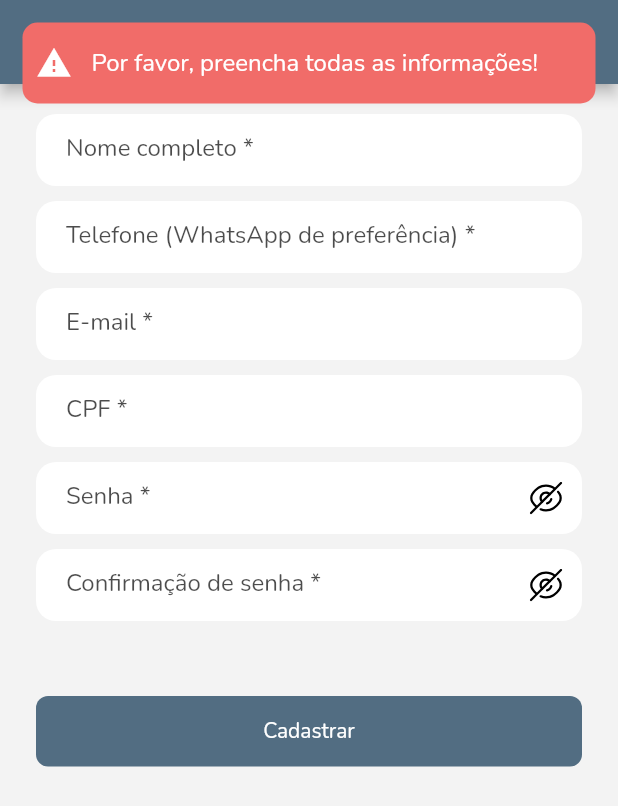
After one commit to danielcbdev/paintball-app, a Flutter app: the RegisterScreen screen opened directly, after a tap on "Cadastrar", on a phone screen of 412 x 824 dp. The commit adds this screen. Shown: the top 806 px of the screen. Run offline on Flutter 3.47's test engine with Material 2 defaults, Android fonts, the phone set to English and light mode, and no system bars; drawn by our look-alikes of another_flushbar, auto_size_text; our stand-ins replace brasil_fields, cloud_firestore, equatable, firebase_auth, firebase_core, firebase_messaging and 8 more; accounts and stored records are empty.

Commit message:
ajustes finais

```diff
--- a/lib/bloc/auth/auth_event.dart
+++ b/lib/bloc/auth/auth_event.dart
@@ -12,6 +12,19 @@ class LoginEvent extends AuthEvent {
   LoginEvent({required this.email, required this.password,});
 }
 
+class RegisterUserEvent extends AuthEvent {
+  final String name;
+  final String phone;
+  final String cpf;
+  final String email;
+  final String password;
+
+  @override
+  List<Object?> get props => [];
+
+  RegisterUserEvent({required this.name, required this.phone, required this.cpf, required this.email, required this.password,});
+}
+
 class LogoutEvent extends AuthEvent {
   @override
   List<Object?> get props => [];
--- a/lib/bloc/auth/auth_state.dart
+++ b/lib/bloc/auth/auth_state.dart
@@ -22,6 +22,11 @@ class DoneLogoutState extends AuthState {
   List<Object?> get props => [];
 }
 
+class DoneRegisterUserState extends AuthState {
+  @override
+  List<Object?> get props => [];
+}
+
 class ErrorAuthState extends AuthState {
   final String message;
 
--- a/lib/screens/home/main.dart
+++ b/lib/screens/home/main.dart
@@ -25,10 +25,12 @@ class HomeScreen extends StatefulWidget {
 class _HomeScreenState extends State<HomeScreen> {
 
   bool _isUserAdmin = false;
+  // late final PushNotifications _pushNotifications = PushNotifications.instance;
 
   @override
   void initState() {
     super.initState();
+    // _pushNotifications.context = context;
     BlocProvider.of<UserBloc>(context).add(GetCurrentUserEvent());
   }
 
--- a/lib/screens/login/main.dart
+++ b/lib/screens/login/main.dart
@@ -5,6 +5,7 @@ import 'package:picospaintballzone/bloc/auth/auth_bloc.dart';
 import 'package:picospaintballzone/bloc/auth/auth_event.dart';
 import 'package:picospaintballzone/bloc/auth/auth_state.dart';
 import 'package:picospaintballzone/screens/home/main.dart';
+import 'package:picospaintballzone/screens/register/main.dart';
 import 'package:picospaintballzone/shared/constants/assets_constants.dart';
 import 'package:picospaintballzone/shared/theme/colors.dart';
 import 'package:picospaintballzone/shared/utils/utils.dart';
@@ -215,7 +216,7 @@ class _LoginScreenState extends State<LoginScreen> {
                         height: 20,
                       ),
                       InkWell(
-                        // onTap: () => Navigator.push(context, MaterialPageRoute(builder: (context) => const RegisterScreen())),
+                        onTap: () => Navigator.push(context, MaterialPageRoute(builder: (context) => const RegisterScreen())),
                         child: RichText(
                           text: const TextSpan(
                             text: 'É novo por aqui? ',
--- /dev/null
+++ b/lib/screens/register/main.dart
@@ -0,0 +1,158 @@
+import 'package:auto_size_text/auto_size_text.dart';
+import 'package:flutter/material.dart';
+import 'package:flutter_bloc/flutter_bloc.dart';
+import 'package:picospaintballzone/bloc/auth/auth_bloc.dart';
+import 'package:picospaintballzone/bloc/auth/auth_event.dart';
+import 'package:picospaintballzone/bloc/auth/auth_state.dart';
+import 'package:picospaintballzone/screens/home/main.dart';
+import 'package:picospaintballzone/shared/theme/colors.dart';
+import 'package:picospaintballzone/shared/utils/utils.dart';
+import 'package:picospaintballzone/shared/widgets/primary_button.dart';
+import 'package:picospaintballzone/shared/widgets/primary_textfield.dart';
+
+class RegisterScreen extends StatefulWidget {
+  const RegisterScreen({Key? key}) : super(key: key);
+
+  @override
+  State<RegisterScreen> createState() => _RegisterScreenState();
+}
+
+class _RegisterScreenState extends State<RegisterScreen> {
+
+  final _controllerName = TextEditingController();
+  final _controllerPhone = TextEditingController();
+  final _controllerEmail = TextEditingController();
+  final _controllerCpf = TextEditingController();
+  final _controllerPassword = TextEditingController();
+  final _controllerRePassword = TextEditingController();
+
+  @override
+  Widget build(BuildContext context) {
+    return Scaffold(
+      backgroundColor: AppColors.backgroundColor,
+      appBar: AppBar(
+        backgroundColor: AppColors.primaryColor,
+        title: const AutoSizeText(
+          'Cadastre-se',
+          style: TextStyle(
+            color: Colors.white,
+            fontSize: 16,
+          ),
+        ),
+      ),
+      body: SafeArea(
+        child: Padding(
+          padding: const EdgeInsets.symmetric(horizontal: 24),
+          child: BlocConsumer<AuthBloc, AuthState>(
+            listener: (context, state){
+              if(state is DoneRegisterUserState){
+                Utils.showMessageDialog(context: context, txt: 'Usuário cadastrado com sucesso!', isSuccess: true,);
+                Navigator.of(context).pushReplacement(
+                  MaterialPageRoute(
+                    builder: (BuildContext context) => const HomeScreen(),
+                  ),
+                );
+              }
+            },
+            builder: (context, state){
+              return SingleChildScrollView(
+                child: Column(
+                  children: [
+                    const SizedBox(height: 20,),
+                    PrimaryTextField(
+                      labelText: 'Nome completo',
+                      backgroundColor: Colors.white,
+                      controller: _controllerName,
+                      isRequired: true,
+                      enabled: state is! LoadingAuthState,
+                      onChanged: (value){},
+                      type: PrimaryTextfieldType.text,
+                    ),
+                    const SizedBox(height: 10,),
+                    PrimaryTextField(
+                      labelText: 'Telefone (WhatsApp de preferência)',
+                      backgroundColor: Colors.white,
+                      controller: _controllerPhone,
+                      isRequired: true,
+                      enabled: state is! LoadingAuthState,
+                      onChanged: (value){},
+                      type: PrimaryTextfieldType.phone,
+                    ),
+                    const SizedBox(height: 10,),
+                    PrimaryTextField(
+                      labelText: 'E-mail',
+                      backgroundColor: Colors.white,
+                      controller: _controllerEmail,
+                      isRequired: true,
+                      enabled: state is! LoadingAuthState,
+                      onChanged: (value){},
+                      type: PrimaryTextfieldType.email,
+                    ),
+                    const SizedBox(height: 10,),
+                    PrimaryTextField(
+                      labelText: 'CPF',
+                      backgroundColor: Colors.white,
+                      controller: _controllerCpf,
+                      enabled: state is! LoadingAuthState,
+                      isRequired: true,
+                      onChanged: (value){},
+                      type: PrimaryTextfieldType.cpf,
+                    ),
+                    const SizedBox(height: 10,),
+                    PrimaryTextField(
+                      labelText: 'Senha',
+                      backgroundColor: Colors.white,
+                      controller: _controllerPassword,
+                      enabled: state is! LoadingAuthState,
+                      isRequired: true,
+                      onChanged: (value){},
+                      type: PrimaryTextfieldType.password,
+                    ),
+                    const SizedBox(height: 10,),
+                    PrimaryTextField(
+                      labelText: 'Confirmação de senha',
+                      backgroundColor: Colors.white,
+                      controller: _controllerRePassword,
+                      enabled: state is! LoadingAuthState,
+                      isRequired: true,
+                      onChanged: (value){},
+                      type: PrimaryTextfieldType.password,
+                    ),
+                    const SizedBox(height: 50,),
+                    PrimaryButton(
+                      text: 'Cadastrar',
+                      isEnabled: state is! LoadingAuthState,
+                      isLoading: state is LoadingAuthState,
+                      color: AppColors.primaryColor,
+                      textColor: Colors.white,
+                      press: () async {
+                        if(!_validateFields()){
+                          Utils.showMessageDialog(context: context, txt: 'Por favor, preencha todas as informações!', isSuccess: false,);
+                        } else if(_controllerPassword.text != _controllerRePassword.text) {
+                          Utils.showMessageDialog(context: context, txt: 'A senha e a confirmação de senha são diferentes!', isSuccess: false,);
+                        } else{
+                          BlocProvider.of<AuthBloc>(context).add(
+                            RegisterUserEvent(
+                              name: _controllerName.text,
+                              phone: _controllerPhone.text,
+                              cpf: _controllerCpf.text,
+                              email: _controllerEmail.text,
+                              password: _controllerPassword.text,
+                            ),
+                          );
+                        }
+                      },
+                    ),
+                    const SizedBox(height: 30,),
+                  ],
+                ),
+              );
+            },
+          ),
+        ),
+      ),
+    );
+  }
+
+  bool _validateFields() => _controllerName.text.isNotEmpty && _controllerPhone.text.isNotEmpty && _controllerEmail.text.isNotEmpty && _controllerCpf.text.isNotEmpty && _controllerPassword.text.isNotEmpty && _controllerRePassword.text.isNotEmpty;
+}
--- a/pubspec.yaml
+++ b/pubspec.yaml
@@ -25,12 +25,14 @@ dependencies:
   modal_bottom_sheet: ^3.0.0-pre
   flutter_localization: ^0.1.12
   url_launcher: ^6.1.11
+  flutter_local_notifications: ^14.1.1
 
   #firebase
   firebase_core: ^2.14.0
   firebase_auth: ^4.6.3
   firebase_storage: ^11.2.3
   cloud_firestore: ^4.8.1
+  firebase_messaging: ^14.6.3
 
   #bloc
   equatable: ^2.0.5
```
Also changed, not shown: lib/bloc/auth/auth_bloc.dart (+17 -0 lines), lib/infrastructure/auth/auth_repository.dart (+42 -45 lines), lib/models/user/user.model.dart (+9 -1 lines), lib/screens/home/widgets/body_admin.dart (+7 -0 lines), lib/shared/services/push_notifications.dart (added, +100 -0 lines), pubspec.lock, 2 other files.
